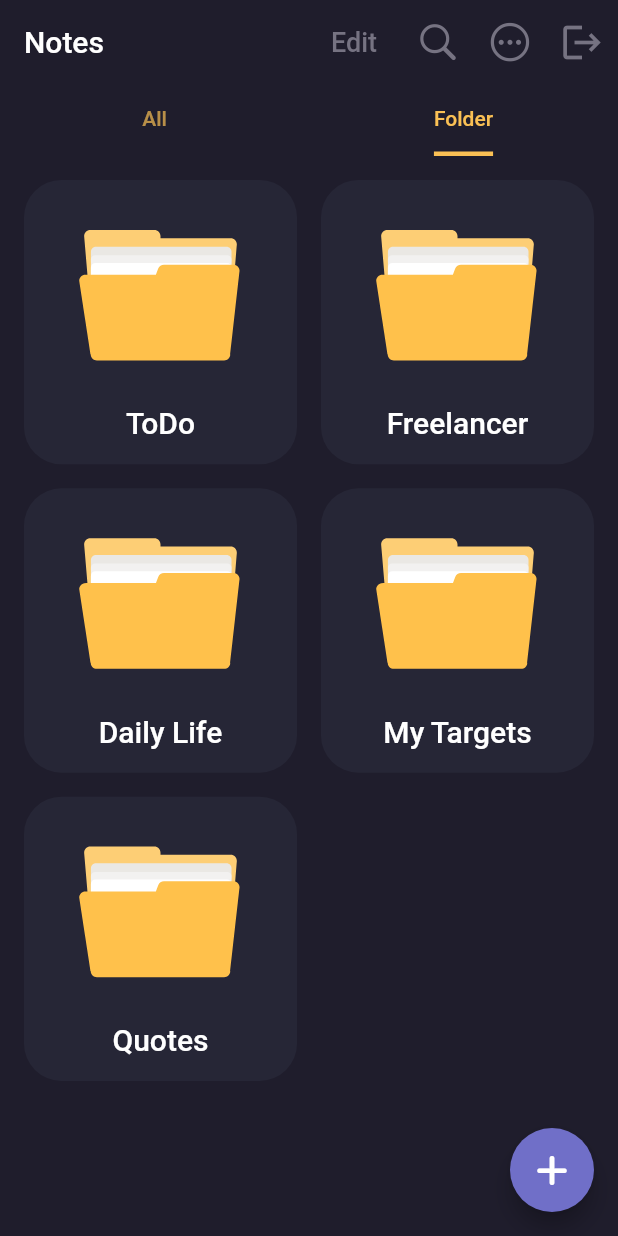
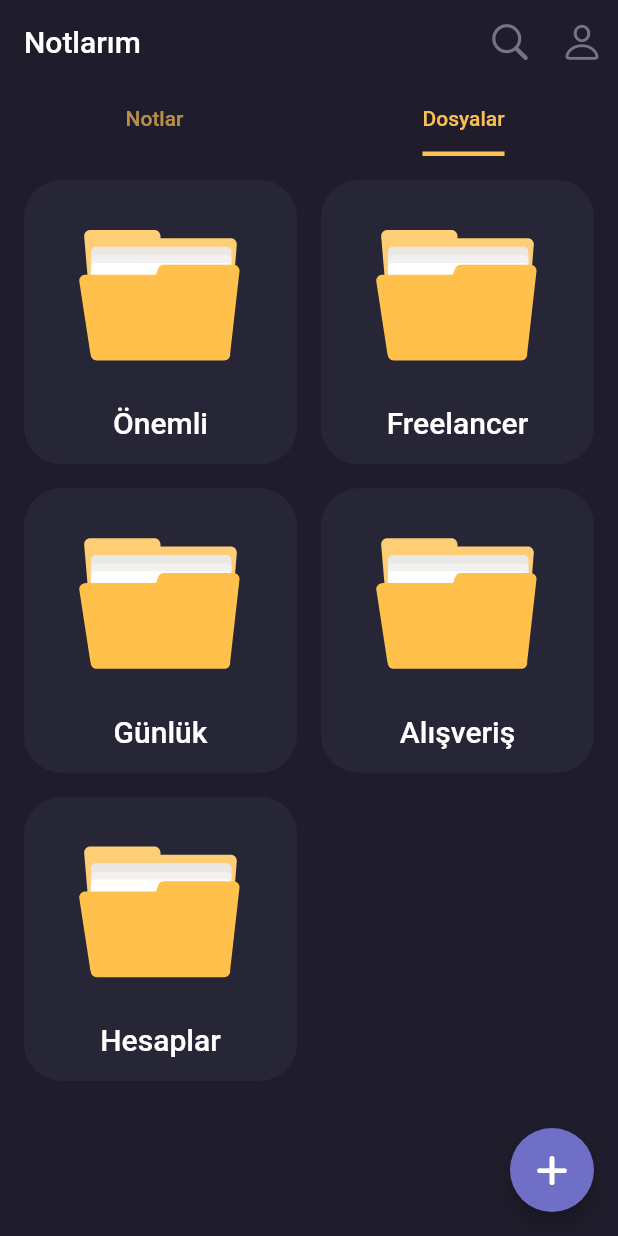
Before and after one commit to SalihAlemdar/last_project, a Flutter app: the screen it shows once a user with an empty profile is signed in, tab 2 chosen, on a phone screen of 412 x 824 dp. Run offline on Flutter 3.47's test engine with Material 2 defaults, Android fonts, the phone set to English and light mode, and no system bars; our stand-ins replace animated_splash_screen, firebase_auth, firebase_core, flutter_staggered_animations, font_awesome_flutter, lottie; accounts and stored records are empty; network calls fail.

Commit message:
page_edit

```diff
--- a/lib/main.dart
+++ b/lib/main.dart
@@ -1,3 +1,4 @@
+import 'package:animated_splash_screen/animated_splash_screen.dart';
 import 'package:flutter/material.dart';
 import 'package:last_project/pages/login_page.dart';
 import 'package:firebase_core/firebase_core.dart';
@@ -26,20 +27,42 @@ class MyApp extends StatelessWidget {
       ],
       child: MaterialApp(
         debugShowCheckedModeBanner: false,
-        home: AuthPage(),
+        home: AnimatedSplashScreen(
+            splash: const Icon(
+              Icons.edit_note,
+              color: Colors.white,
+              size: 90,
+            ),
+            duration: 3000,
+            splashTransition: SplashTransition.rotationTransition,
+            backgroundColor: Colors.grey,
+            nextScreen: Material(child: AuthPage())),
         themeMode: ThemeMode.dark,
         darkTheme: ThemeData(
-            appBarTheme:
-                const AppBarTheme(actionsIconTheme: IconThemeData(color: AppColors.lightTextColor), centerTitle: false, backgroundColor: Colors.transparent, shadowColor: Colors.transparent),
-            floatingActionButtonTheme: const FloatingActionButtonThemeData(backgroundColor: AppColors.buttonColor),
-            textButtonTheme: TextButtonThemeData(style: TextButton.styleFrom(primary: AppColors.lightTextColor)),
+            appBarTheme: const AppBarTheme(
+                actionsIconTheme:
+                    IconThemeData(color: AppColors.lightTextColor),
+                centerTitle: false,
+                backgroundColor: Colors.transparent,
+                shadowColor: Colors.transparent),
+            floatingActionButtonTheme: const FloatingActionButtonThemeData(
+                backgroundColor: AppColors.buttonColor),
+            textButtonTheme: TextButtonThemeData(
+                style: TextButton.styleFrom(primary: AppColors.lightTextColor)),
             tabBarTheme: const TabBarTheme(
-                indicator: UnderlineTabIndicator(borderSide: BorderSide(width: 3, color: AppColors.orange)), indicatorSize: TabBarIndicatorSize.label, labelColor: AppColors.orange),
+                indicator: UnderlineTabIndicator(
+                    borderSide: BorderSide(width: 3, color: AppColors.orange)),
+                indicatorSize: TabBarIndicatorSize.label,
+                labelColor: AppColors.orange),
             backgroundColor: AppColors.containerBackground,
             scaffoldBackgroundColor: AppColors.scaffoldBackground,
             brightness: Brightness.dark,
             elevatedButtonTheme: ElevatedButtonThemeData(
-                style: ElevatedButton.styleFrom(minimumSize: const Size(100, 50), primary: AppColors.buttonColor, shape: RoundedRectangleBorder(borderRadius: BorderRadius.circular(30))))),
+                style: ElevatedButton.styleFrom(
+                    minimumSize: const Size(100, 50),
+                    primary: AppColors.buttonColor,
+                    shape: RoundedRectangleBorder(
+                        borderRadius: BorderRadius.circular(30))))),
       ),
     );
   }
--- a/lib/pages/folder_page.dart
+++ b/lib/pages/folder_page.dart
@@ -27,7 +27,8 @@ class FolderView extends StatelessWidget {
         mainAxisSpacing: 16,
         crossAxisSpacing: 16,
         itemCount: 5,
-          itemBuilder: (context, index) => CurvedBox(children: [
+        itemBuilder: (context, index) => CurvedBox(
+          children: [
             Lottie.asset('assets/folder.json', repeat: false),
             const SizedBox(
               height: 10,
@@ -37,7 +38,7 @@ class FolderView extends StatelessWidget {
               children: [
                 index == 0
                     ? Text(
-                            'ToDo',
+                        'Önemli',
                         style: Theme.of(context).textTheme.titleLarge,
                       )
                     : index == 1
@@ -47,28 +48,28 @@ class FolderView extends StatelessWidget {
                           )
                         : index == 2
                             ? Text(
-                                    'Daily Life',
+                                'Günlük',
+                                style: Theme.of(context).textTheme.titleLarge,
+                              )
+                            : index == 3
+                                ? Text(
+                                    'Alışveriş',
                                     style:
                                         Theme.of(context).textTheme.titleLarge,
                                   )
-                                : index == 3
-                                    ? Text(
-                                        'My Targets',
-                                        style: Theme.of(context)
-                                            .textTheme
-                                            .titleLarge,
-                                      )
                                 : index == 4
                                     ? Text(
-                                            'Quotes',
+                                        'Hesaplar',
                                         style: Theme.of(context)
                                             .textTheme
                                             .titleLarge,
                                       )
                                     : const SizedBox.shrink()
               ],
-                )
-              ])),
+            ),
+          ],
+        ),
+      ),
     );
   }
 }
--- a/lib/pages/home_page.dart
+++ b/lib/pages/home_page.dart
@@ -1,7 +1,8 @@
 import 'package:firebase_auth/firebase_auth.dart';
 import 'package:flutter/cupertino.dart';
 import 'package:flutter/material.dart';
-import 'package:last_project/pages/all_view.dart';
+import 'package:last_project/pages/all_page.dart';
+import 'package:last_project/pages/profile_page.dart';
 
 import '../components/app_colors.dart';
 import 'folder_page.dart';
@@ -47,14 +48,6 @@ class HomePage extends StatelessWidget {
         child: Scaffold(
           appBar: AppBar(
               actions: [
-                TextButton(
-                  child: Text(
-                    'Edit',
-                    style: Theme.of(context).textTheme.bodyLarge!.copyWith(
-                        color: AppColors.lightTextColor, fontSize: 18),
-                  ),
-                  onPressed: () {},
-                ),
                 IconButton(
                   onPressed: () {},
                   icon: const Icon(
@@ -63,16 +56,12 @@ class HomePage extends StatelessWidget {
                   ),
                 ),
                 IconButton(
-                  onPressed: () {},
+                  onPressed: () {
+                    Navigator.push(context,
+                        MaterialPageRoute(builder: (context) => ProfilePage()));
+                  },
                   icon: const Icon(
-                    CupertinoIcons.ellipsis_circle,
-                    size: 30,
-                  ),
-                ),
-                IconButton(
-                  onPressed: signUserOut,
-                  icon: const Icon(
-                    Icons.logout,
+                    CupertinoIcons.person,
                     size: 30,
                   ),
                 ),
@@ -80,16 +69,16 @@ class HomePage extends StatelessWidget {
               leadingWidth: 0,
               leading: const SizedBox.shrink(),
               title: const Text(
-                'Notes',
+                'Notlarım',
                 style: TextStyle(fontSize: 20),
               ),
               bottom: const TabBar(
                 tabs: [
                   Tab(
-                    text: 'All',
+                    text: 'Notlar',
                   ),
                   Tab(
-                    text: 'Folder',
+                    text: 'Dosyalar',
                   ),
                 ],
               )),
--- a/pubspec.yaml
+++ b/pubspec.yaml
@@ -43,6 +43,7 @@ dependencies:
   flutter_staggered_animations: ^1.1.1
   flutter_staggered_grid_view: ^0.6.2
   http: ^0.13.5
+  animated_splash_screen: ^1.3.0
 
 dev_dependencies:
   flutter_test:
```
Also changed, not shown: assets/note-icon.json (added, +1 -0 lines), lib/pages/add_note_page.dart (+19 -3 lines), lib/pages/all_page.dart (added, +145 -0 lines), lib/pages/all_view.dart (deleted, +0 -293 lines), lib/pages/login_page.dart (+0 -7 lines), lib/pages/note_detail_page.dart (added, +55 -0 lines), lib/pages/profile_page.dart (added, +86 -0 lines), lib/pages/register_page.dart (+0 -7 lines), lib/providers/note_provider.dart (+10 -2 lines), pubspec.lock, 3 other files. Lines whose indentation alone changed are shown as unchanged.
